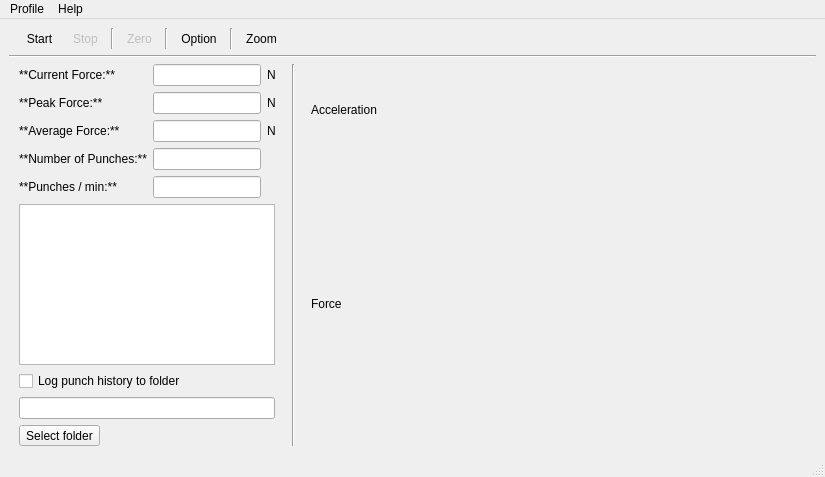
Qt form boxing-gui/ui/main_window.ui (Achicken7301/boxqt) before a commit.
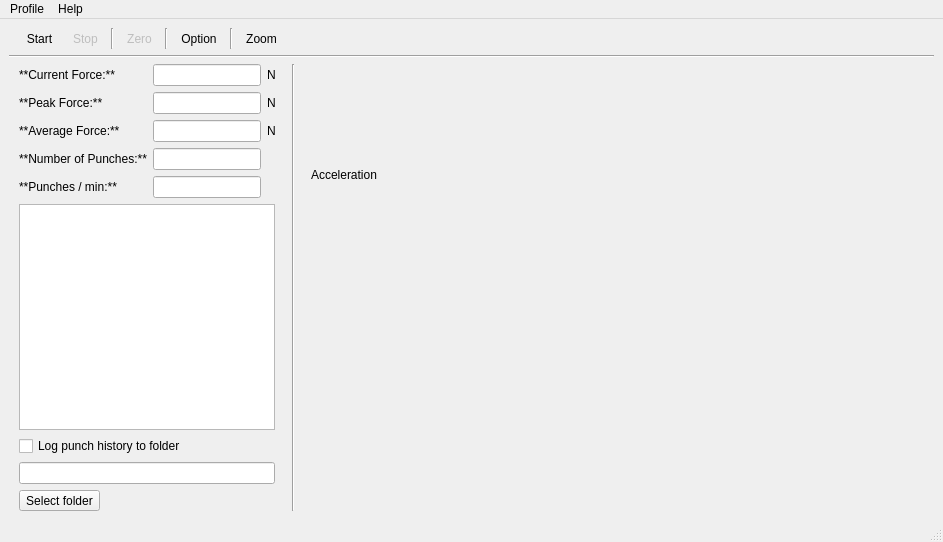
The same form after that commit. Icons and pictures are not drawn. Custom widgets are drawn as their Qt base class.

```diff
--- a/boxing-gui/ui/main_window.ui
+++ b/boxing-gui/ui/main_window.ui
@@ -6,8 +6,8 @@
    <rect>
     <x>0</x>
     <y>0</y>
-    <width>825</width>
-    <height>477</height>
+    <width>943</width>
+    <height>542</height>
    </rect>
   </property>
   <property name="windowTitle">
@@ -248,26 +248,12 @@
       </item>
       <item>
        <widget class="PlotWidget" name="acceleration_chart" native="true">
-        <property name="backgroundBrush" stdset="0">
-         <brush brushstyle="NoBrush">
-          <color alpha="255">
-           <red>255</red>
-           <green>255</green>
-           <blue>255</blue>
-          </color>
-         </brush>
+        <property name="enabled">
+         <bool>false</bool>
         </property>
-       </widget>
-      </item>
-      <item>
-       <widget class="QLabel" name="label_4">
-        <property name="text">
-         <string>Force</string>
+        <property name="autoFillBackground">
+         <bool>true</bool>
         </property>
-       </widget>
-      </item>
-      <item>
-       <widget class="PlotWidget" name="force_chart" native="true">
         <property name="backgroundBrush" stdset="0">
          <brush brushstyle="NoBrush">
           <color alpha="255">
@@ -577,7 +563,7 @@
     <rect>
      <x>0</x>
      <y>0</y>
-     <width>825</width>
+     <width>943</width>
      <height>26</height>
     </rect>
    </property>
```
